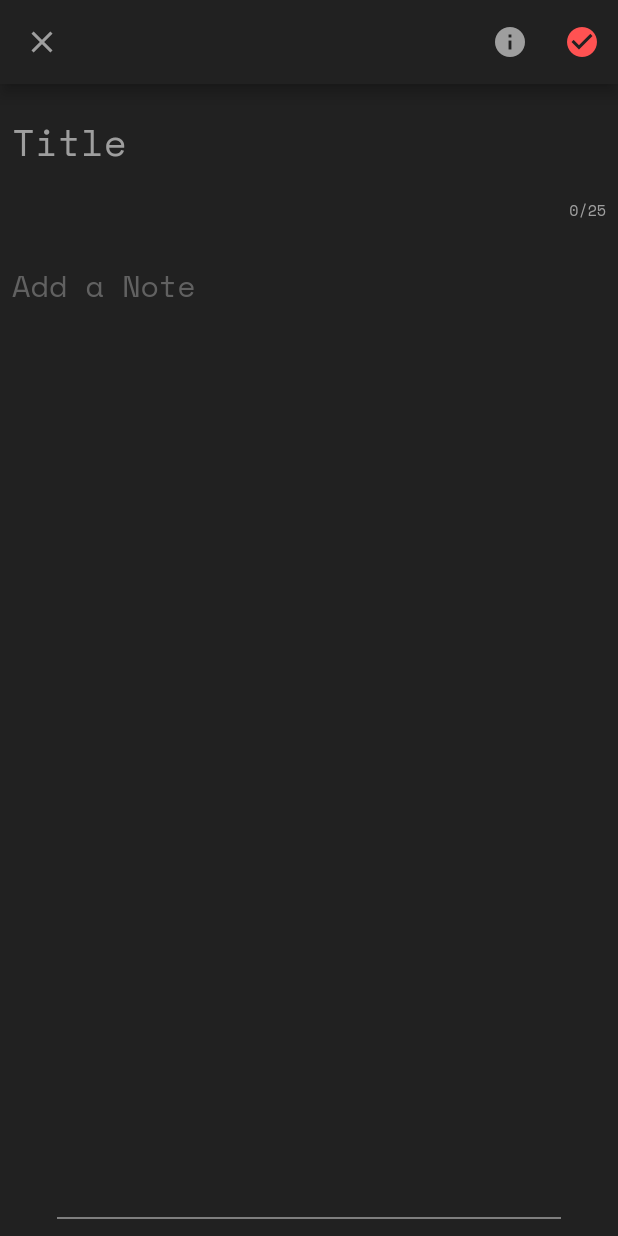
After one commit to richardjoy530/notepad, a Flutter app: the AddNote screen opened directly, on a phone screen of 412 x 824 dp. The commit adds this screen. Run offline on Flutter 3.47's test engine with Material 2 defaults, Android fonts, the phone set to English and light mode, and no system bars.

```diff
--- /dev/null
+++ b/lib/addnote.dart
@@ -0,0 +1,154 @@
+import 'package:flutter/material.dart';
+
+class AddNote extends StatefulWidget {
+  @override
+  _AddNoteState createState() => _AddNoteState();
+}
+
+class _AddNoteState extends State<AddNote> {
+  List<bool> iconState = [false, false, false, false];
+  @override
+  Widget build(BuildContext context) {
+    return Scaffold(
+      backgroundColor: Colors.grey[900],
+      appBar: AppBar(
+        backgroundColor: Colors.grey[900],
+        leading: IconButton(
+          icon: Icon(
+            Icons.close,
+            color: Colors.grey[500],
+          ),
+          onPressed: () {
+            Navigator.pop(context);
+          },
+        ),
+        actions: <Widget>[
+          IconButton(
+              icon: Icon(Icons.info, color: Colors.grey[500]), onPressed: null),
+          IconButton(
+              icon: Icon(Icons.check_circle, color: Colors.redAccent),
+              onPressed: () {
+                Navigator.pop(context);
+              }),
+        ],
+      ),
+      body: Column(
+        mainAxisAlignment: MainAxisAlignment.spaceBetween,
+        children: <Widget>[
+          Column(
+            children: <Widget>[
+              Padding(
+                padding: const EdgeInsets.all(8.0),
+                child: TextField(
+                  maxLength: 25,
+                  style: TextStyle(
+                    fontFamily: 'SpaceMono',
+                    color: Colors.grey[500],
+                    fontSize: 25,
+                  ),
+                  decoration: InputDecoration(
+                    border: InputBorder.none,
+                    counterStyle: TextStyle(
+                      fontFamily: 'SpaceMono',
+                      color: Colors.grey[500],
+                      fontSize: 10,
+                    ),
+                    hintText: 'Title',
+                    hintStyle: TextStyle(
+                      fontFamily: 'SpaceMono',
+                      color: Colors.grey[500],
+                      fontSize: 25,
+                    ),
+                  ),
+                ),
+              ),
+              Padding(
+                padding: const EdgeInsets.all(8.0),
+                child: TextField(
+                  maxLines: 20,
+                  style: TextStyle(
+                    fontFamily: 'SpaceMono',
+                    color: Colors.grey[700],
+                    fontSize: 20,
+                  ),
+                  decoration: InputDecoration(
+                    border: InputBorder.none,
+                    hintText: 'Add a Note',
+                    hintStyle: TextStyle(
+                      fontFamily: 'SpaceMono',
+                      color: Colors.grey[700],
+                      fontSize: 20,
+                    ),
+                  ),
+                ),
+              )
+            ],
+          ),
+          Padding(
+            padding: const EdgeInsets.all(8.0),
+            child: Column(
+              children: <Widget>[
+                Padding(
+                  padding: const EdgeInsets.fromLTRB(30, 0, 30, 0),
+                  child: Divider(
+                    color: Colors.grey[500],
+                    thickness: 1,
+                  ),
+                ),
+                Row(
+                  mainAxisAlignment: MainAxisAlignment.spaceBetween,
+                  children: <Widget>[
+                    IconButton(
+                      icon: Icon(Icons.notifications_active,
+                          color: iconState[0] == false
+                              ? Colors.grey[500]
+                              : Colors.redAccent),
+                      onPressed: () {
+                        setState(() {
+                          iconState[0] = !iconState[0];
+                        });
+                      },
+                    ),
+                    IconButton(
+                      icon: Icon(Icons.star,
+                          color: iconState[1] == false
+                              ? Colors.grey[500]
+                              : Colors.yellowAccent),
+                      onPressed: () {
+                        setState(() {
+                          iconState[1] = !iconState[1];
+                        });
+                      },
+                    ),
+                    IconButton(
+                      icon: Icon(Icons.category,
+                          color: iconState[2] == false
+                              ? Colors.grey[500]
+                              : Colors.blueAccent),
+                      onPressed: () {
+                        setState(() {
+                          iconState[2] = !iconState[2];
+                        });
+                      },
+                    ),
+                    IconButton(
+                      icon: Icon(Icons.list,
+                          color: iconState[3] == false
+                              ? Colors.grey[500]
+                              : Colors.greenAccent),
+                      onPressed: () {
+                        setState(() {
+                          iconState[3] = !iconState[3];
+                        });
+                      },
+                    ),
+                  ],
+                ),
+              ],
+            ),
+          )
+        ],
+      ),
+    );
+  }
+}
--- a/pubspec.yaml
+++ b/pubspec.yaml
@@ -42,8 +42,8 @@ flutter:
   uses-material-design: true
 
   # To add assets to your application, add an assets section, like this:
-  # assets:
-  #  - images/a_dot_burr.jpeg
+  assets:
+   - images/
   #  - images/a_dot_ham.jpeg
 
   # An image asset can refer to one or more resolution-specific "variants", see
```
Also changed, not shown: lib/main.dart (+245 -58 lines), lib/test.dart (added, +203 -0 lines), images/avatar.png (added).
